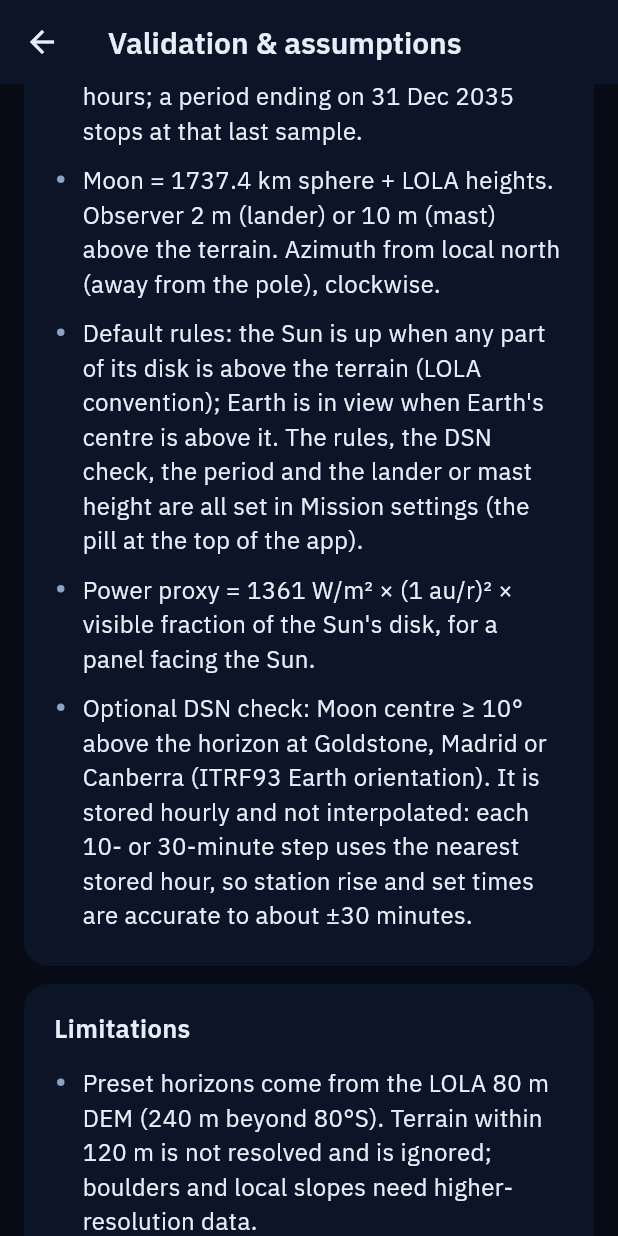
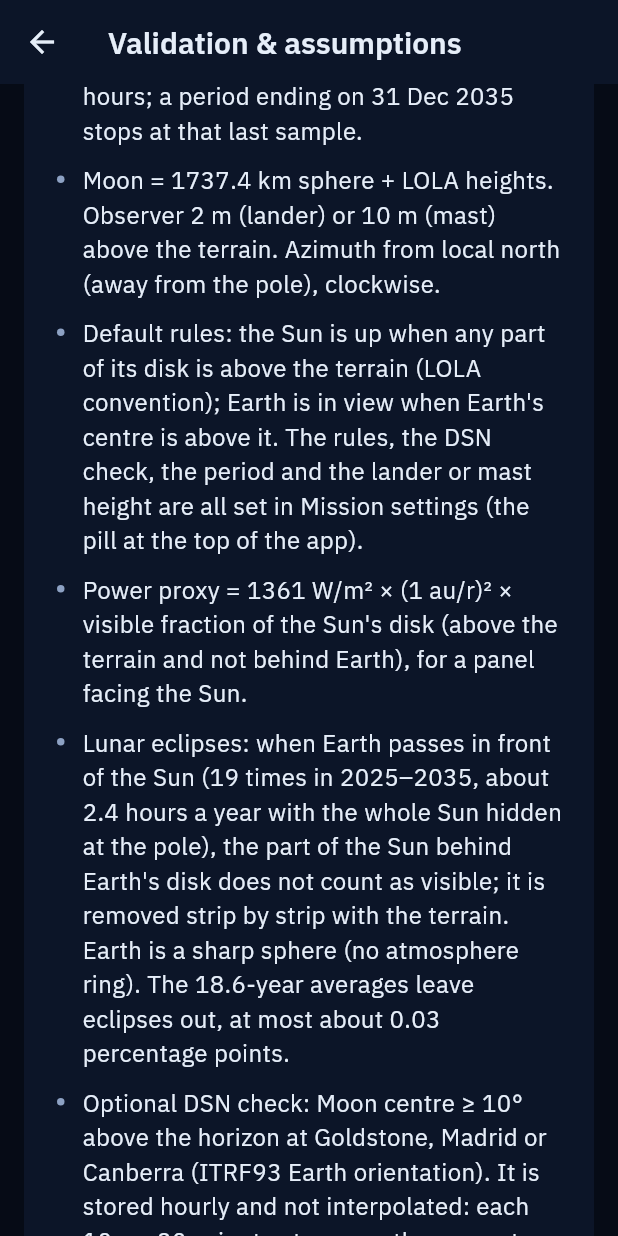
Before and after one commit to localizedprojects/CLPS-MOON-BROWSER, a Flutter app: the ValidationPage screen opened directly, scrolled down 2880 dp, on a phone screen of 412 x 824 dp. Run offline on Flutter 3.47's test engine with Material 3 defaults, Android fonts, the phone set to English and light mode, and no system bars; our stand-ins replace share_plus, shared_preferences, web, webview_flutter; missing offline and left inert: dart:js_interop, dart:ui_web, webview_flutter_android; accounts and stored records are empty; project files that could hold a hidden picture were left out.

Commit message:
WIP: challenge fixes (checkpoint)
Co-Authored-By: Claude Opus 5.5 <noreply@anthropic.com>
Claude-Session: https://claude.ai/code/session_015neCYiKdaPfpzjxjrdyDQV

```diff
--- a/app/lib/content/how_calculated.dart
+++ b/app/lib/content/how_calculated.dart
@@ -80,18 +80,24 @@ const calcSections = <CalcSection>[
     title: 'How much of the Sun or Earth shows',
     plain: 'The Sun and Earth are discs, not points, so a jagged ridge can hide part of them. The app slices each '
         'disc into 16 strips and checks each strip against the skyline. You choose what counts as "up": any part of '
-        'the disc (the default for the Sun), its centre (the default for Earth), or the whole disc.',
+        'the disc (the default for the Sun), its centre (the default for Earth), or the whole disc. During a lunar '
+        'eclipse Earth passes in front of the Sun as seen from the Moon: the part of the Sun behind Earth is taken '
+        'out of each strip as well, so a sunlit site gets no sunlight while Earth covers the whole Sun.',
     maths: [
       'disc radius = asin(body radius ÷ distance)   (Sun about 0.27°, Earth about 0.95°)',
-      'visible fraction = sum over 16 strips of the area above the skyline',
+      'visible fraction = sum over 16 strips of the area above the skyline and outside Earth\'s disc',
+      'share of the Sun behind Earth = overlap of the two discs ÷ area of the Sun\'s disc   (flat-sky geometry, fine at under 1.3°)',
     ],
-    accuracy: 'Tested against the exact area of a circle cut by a straight edge.',
+    accuracy: 'Tested against the exact area of a circle cut by a straight edge, and against the exact overlap of '
+        'two circles (within 2% of the disc). The 2025–2035 data holds 19 eclipses, about 2.4 hours a year with the '
+        'whole Sun behind Earth at the pole. The 18.6-year averages under About this site leave eclipses out, '
+        'which changes them by at most about 0.03 percentage points.',
     ref: 'formula.md §6',
   ),
   CalcSection(
     title: 'Solar power',
     plain: 'A rough guide to the sunlight a solar panel facing the Sun would catch: the Sun\'s brightness at the '
-        'Moon\'s distance, times the part of the Sun\'s disc above the skyline.',
+        'Moon\'s distance, times the part of the Sun\'s disc above the skyline and not behind Earth.',
     maths: [
       'power = 1361 W/m² × (1 au ÷ Sun distance)² × visible fraction',
     ],
--- a/app/lib/screens/validation_page.dart
+++ b/app/lib/screens/validation_page.dart
@@ -135,7 +135,8 @@ class ValidationPage extends StatelessWidget {
                 _Bullet('Times are UTC; no leap seconds after 2016 are assumed. Data span 2025-01-01 00:00 to 2035-12-31 23:00 UTC (the last hourly sample), interpolated between hours; a period ending on 31 Dec 2035 stops at that last sample.'),
                 _Bullet('Moon = 1737.4 km sphere + LOLA heights. Observer 2 m (lander) or 10 m (mast) above the terrain. Azimuth from local north (away from the pole), clockwise.'),
                 _Bullet('Default rules: the Sun is up when any part of its disk is above the terrain (LOLA convention); Earth is in view when Earth\'s centre is above it. The rules, the DSN check, the period and the lander or mast height are all set in Mission settings (the pill at the top of the app).'),
-                _Bullet('Power proxy = 1361 W/m² × (1 au/r)² × visible fraction of the Sun\'s disk, for a panel facing the Sun.'),
+                _Bullet('Power proxy = 1361 W/m² × (1 au/r)² × visible fraction of the Sun\'s disk (above the terrain and not behind Earth), for a panel facing the Sun.'),
+                _Bullet('Lunar eclipses: when Earth passes in front of the Sun (19 times in 2025–2035, about 2.4 hours a year with the whole Sun hidden at the pole), the part of the Sun behind Earth\'s disk does not count as visible; it is removed strip by strip with the terrain. Earth is a sharp sphere (no atmosphere ring). The 18.6-year averages leave eclipses out, at most about 0.03 percentage points.'),
                 _Bullet('Optional DSN check: Moon centre ≥ 10° above the horizon at Goldstone, Madrid or Canberra (ITRF93 Earth orientation). It is stored hourly and not interpolated: each 10- or 30-minute step uses the nearest stored hour, so station rise and set times are accurate to about ±30 minutes.'),
               ]),
               _section('Limitations', null, const [
```
